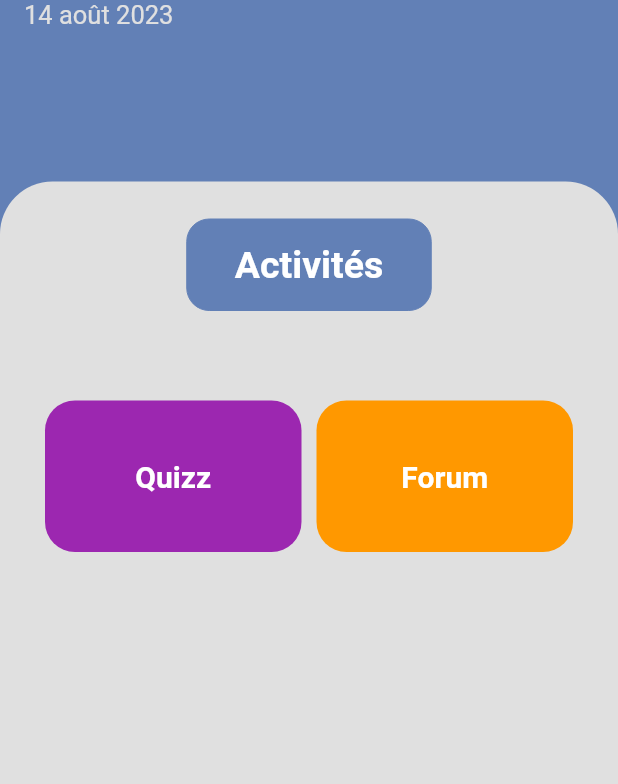
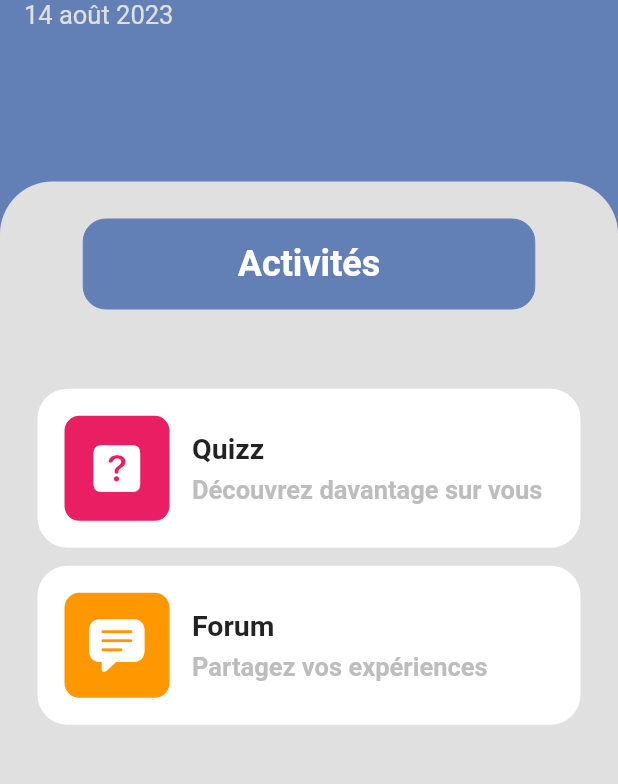
Before and after one commit to It-Smilife/EIP-Mobile, a Flutter app: the ActCategoryPage screen opened directly, on a phone screen of 412 x 824 dp, the part 111-895 px from its top. Run offline on Flutter 3.47's test engine with Material 2 defaults, Android fonts, the phone set to English and light mode, and no system bars; our stand-ins replace animated_splash_screen, curved_navigation_bar, dio, dots_indicator, firebase_auth, flutter_bloc and 12 more; missing offline and left inert: dart:ffi, flutter_facebook_auth, openai_client, syncfusion_flutter_core, syncfusion_localizations; accounts and stored records are empty; network calls fail.

Commit message:
activity page

```diff
--- a/itsmilife/lib/pages/normal_user/Home/widgets/bottom_sheet_header_title.dart
+++ b/itsmilife/lib/pages/normal_user/Home/widgets/bottom_sheet_header_title.dart
@@ -25,15 +25,15 @@ class BottomSheetHeaderTitle extends StatelessWidget {
                 ),
                 borderRadius: BorderRadius.circular(15),
               ),
-              padding: const EdgeInsets.symmetric(
-                horizontal: 32,
+              padding: EdgeInsets.symmetric(
+                horizontal: MediaQuery.of(context).size.width * 0.25,
                 vertical: 16,
               ),
               child: Text(
                 titleText,
                 style: TextStyle(
                   color: Colors.white,
-                  fontSize: 25,
+                  fontSize: 24,
                   fontWeight: FontWeight.bold,
                 ),
               ),
--- a/itsmilife/lib/pages/normal_user/activités/activity.dart
+++ b/itsmilife/lib/pages/normal_user/activités/activity.dart
@@ -1,3 +1,4 @@
+import 'package:flutter/cupertino.dart';
 import 'package:flutter/material.dart';
 import 'package:itsmilife/pages/normal_user/Home/widgets/bottom_sheet_header_title.dart';
 import 'package:itsmilife/pages/normal_user/Home/widgets/category_grid.dart';
@@ -69,13 +70,9 @@ class ActCategoryPage extends StatelessWidget {
                     const BottomSheetHeaderTitle(
                       titleText: 'Activités',
                     ),
+                    SizedBox(height: MediaQuery.of(context).size.width * 0.1),
                     Expanded(
-                      child: GridView.count(
-                        primary: false,
-                        padding: const EdgeInsets.all(0),
-                        //crossAxisSpacing: 10,
-                        //mainAxisSpacing: 10,
-                        crossAxisCount: 2,
+                      child:ListView(
                           children: [
                             InkWell(
                                 onTap: () {
@@ -100,11 +97,12 @@ class ActCategoryPage extends StatelessWidget {
                                     ),
                                   );
                                 },
-                            child: CategoryGrid(
-                              category: 'Quizz',
-                              color: Colors.purple.shade500,
-                            ),
-                          ),
+                                child: ExerciseTile(
+                                  exercise: 'Quizz',
+                                  subExercise: 'Découvrez davantage sur vous',
+                                  icon: CupertinoIcons.question_square_fill,
+                                  color: Colors.pink,
+                                )),
                             InkWell(
                               onTap: () {
                                 Navigator.push(
@@ -128,12 +126,14 @@ class ActCategoryPage extends StatelessWidget {
                                   ),
                                 );
                               },
-                            child: CategoryGrid(
-                              category: 'Forum',
-                              color: Colors.orange.shade500,
+                              child: ExerciseTile(
+                                exercise: 'Forum',
+                                subExercise: 'Partagez vos expériences',
+                                icon: CupertinoIcons.text_bubble_fill,
+                                color: Colors.orange,
                               ),
                             ),
-                        ],
+                          ]
                       ),
                     ),
                   ],
--- a/itsmilife/lib/pages/professional/home_pro.dart
+++ b/itsmilife/lib/pages/professional/home_pro.dart
@@ -150,7 +150,7 @@ class HomeProBody extends StatelessWidget {
                                 );
                               },
                               child: ExerciseTile(
-                                exercise: 'Acceder à votre calendrier',
+                                exercise: ' Votre calendrier',
                                 subExercise: 'Gerer vos rendez-vous',
                                 icon: CupertinoIcons.calendar,
                                 color: Colors.orange,
```
Also changed, not shown: itsmilife/lib/pages/normal_user/Home/screens/home_page.dart (+25 -14 lines). Lines whose indentation alone changed are shown as unchanged.
